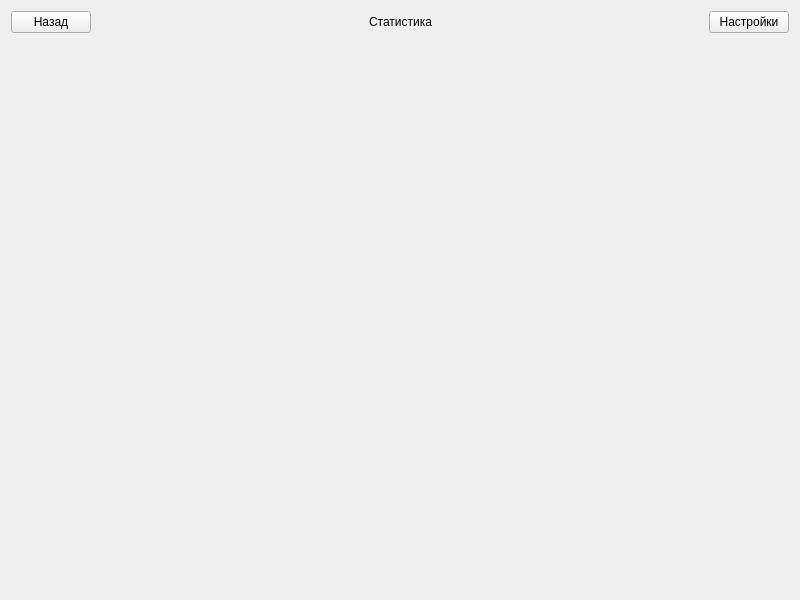
The window that statisticswindow.ui (Sheron4ik/coursework) describes before a commit, drawn with Qt 5.
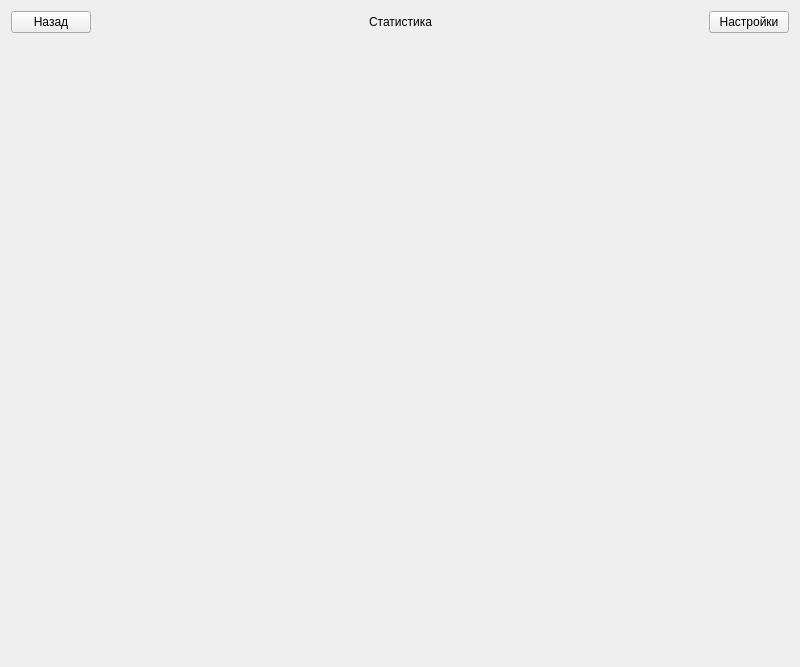
The same window after the commit.

Commit message: add pie chart in statistics window (not bad..)

What changed in the file:
```diff
--- a/statisticswindow.ui
+++ b/statisticswindow.ui
@@ -7,7 +7,7 @@
     <x>0</x>
     <y>0</y>
     <width>800</width>
-    <height>600</height>
+    <height>667</height>
    </rect>
   </property>
   <property name="windowTitle">
@@ -82,7 +82,7 @@
      <property name="minimumSize">
       <size>
        <width>0</width>
-       <height>450</height>
+       <height>500</height>
       </size>
      </property>
      <layout class="QHBoxLayout" name="horizontalLayout_2"/>
```
The commit also changes 2 other files.
